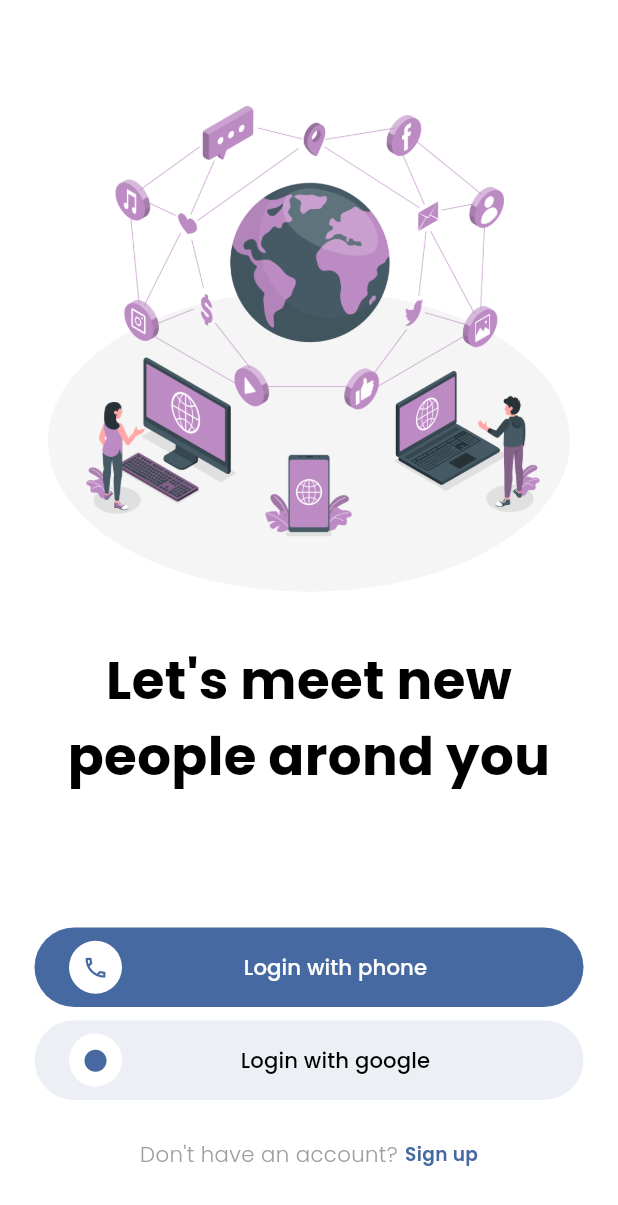
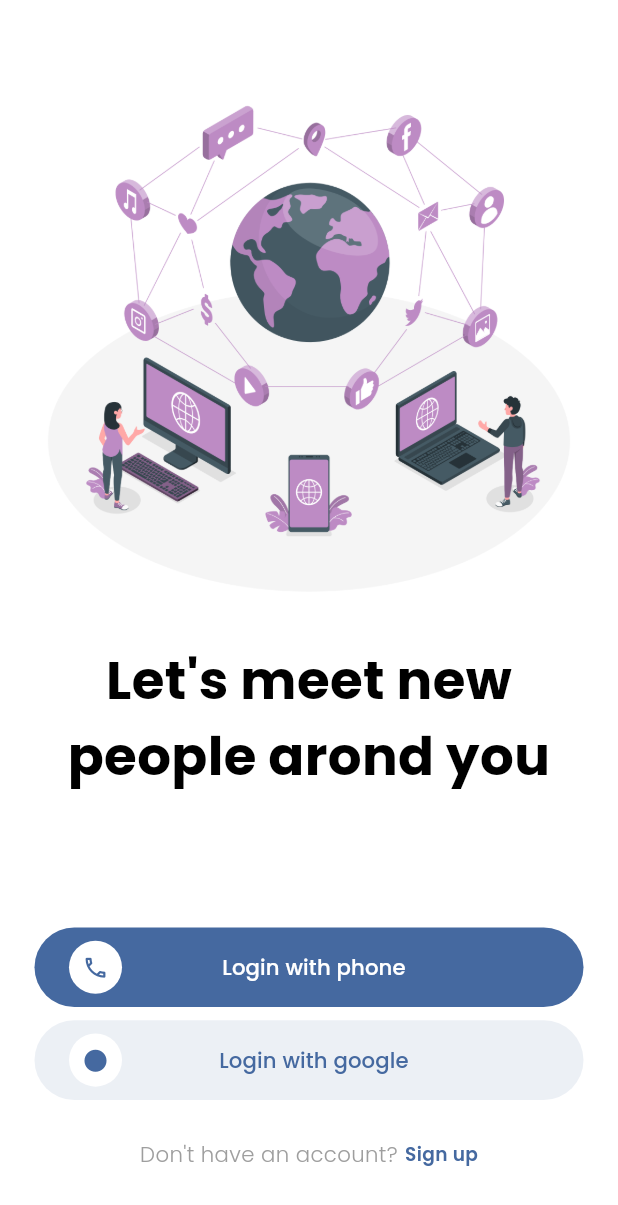
Before and after one commit to Muazzy/connectify, a Flutter app: the screen it shows after launch, on a phone screen of 412 x 824 dp. Shown: the top 1205 px of the screen. Run offline on Flutter 3.47's test engine with Material 3 defaults, Android fonts, the phone set to English and light mode, and no system bars; our stand-ins replace flutter_riverpod, flutter_screenutil, google_fonts, hexcolor; missing offline and left inert: auto_height_grid_view.

Commit message:
all set and done

```diff
--- a/lib/view/login/login_view.dart
+++ b/lib/view/login/login_view.dart
@@ -36,15 +36,19 @@ class LoginView extends StatelessWidget {
                 ),
                 SizedBox(height: 100.h),
                 MainButton(
-                  buttonText: '',
+                  fullWidth: false,
+
+                  buttonText: 'Login with phone',
                   onPressed: () {
                     viewModel.onClickLogin(context);
                   },
                   isLoading: false,
+                  width: MediaQuery.of(context).size.width - 48.w,
                   // padding: EdgeInsets.symmetric(vertical: 16.h, horizontal: 24.w),
                   // height: 65.w,
                   borderRadius: BorderRadius.circular(30.r),
                   child: Row(
+                    mainAxisAlignment: MainAxisAlignment.spaceBetween,
                     children: [
                       Container(
                         decoration: BoxDecoration(
@@ -60,37 +64,21 @@ class LoginView extends StatelessWidget {
                           size: 20.sp,
                         ),
                       ),
-                      Expanded(
-                        child: Text(
-                          'Login with phone',
-                          textAlign: TextAlign.center,
-                          style: TextStyling.medium
-                              .copyWith(color: AppColors.white),
-                        ),
+                      Text(
+                        'Login with phone',
+                        textAlign: TextAlign.center,
+                        style:
+                            TextStyling.medium.copyWith(color: AppColors.white),
                       ),
-                      Visibility(
-                        visible: false,
-                        child: Container(
-                          decoration: BoxDecoration(
-                            shape: BoxShape.circle,
-                            color: AppColors.white,
-                          ),
-                          padding: EdgeInsets.all(
-                            10.h,
-                          ),
-                          child: Icon(
-                            Icons.phone_outlined,
-                            color: AppColors.primary,
-                            size: 20.sp,
-                          ),
-                        ),
-                      ),
+                      SizedBox(width: 30.w),
                     ],
                   ),
                 ),
                 SizedBox(height: 10.h),
                 MainButton(
-                  buttonText: '',
+                  fullWidth: false,
+                  buttonText: 'Login with google',
+                  width: MediaQuery.of(context).size.width - 48.w,
                   onPressed: () {
                     viewModel.onClickLogin(context);
                   },
@@ -100,6 +88,7 @@ class LoginView extends StatelessWidget {
                   btnColor: AppColors.primary.withOpacity(0.1),
                   borderRadius: BorderRadius.circular(30.r),
                   child: Row(
+                    mainAxisAlignment: MainAxisAlignment.spaceBetween,
                     children: [
                       Container(
                         decoration: BoxDecoration(
@@ -115,30 +104,14 @@ class LoginView extends StatelessWidget {
                           size: 20.sp,
                         ),
                       ),
-                      Expanded(
-                        child: Text(
-                          'Login with google',
-                          textAlign: TextAlign.center,
-                          style: TextStyling.medium,
+                      Text(
+                        'Login with google',
+                        textAlign: TextAlign.center,
+                        style: TextStyling.medium.copyWith(
+                          color: AppColors.primary,
                         ),
                       ),
-                      Visibility(
-                        visible: false,
-                        child: Container(
-                          decoration: BoxDecoration(
-                            shape: BoxShape.circle,
-                            color: AppColors.white,
-                          ),
-                          padding: EdgeInsets.all(
-                            10.h,
-                          ),
-                          child: Icon(
-                            Icons.circle,
-                            color: AppColors.primary,
-                            size: 20.sp,
-                          ),
-                        ),
-                      ),
+                      SizedBox(width: 30.w),
                     ],
                   ),
                 ),
--- a/pubspec.yaml
+++ b/pubspec.yaml
@@ -8,22 +8,16 @@ environment:
 
 dependencies:
   auto_height_grid_view: ^1.0.0
-  connectivity_plus: ^2.3.6+1
   cupertino_icons: ^1.0.2
   flutter:
     sdk: flutter
-  flutter_cache_manager: ^3.3.0
   flutter_riverpod: ^2.3.6
   flutter_screenutil: ^5.9.3
-  fluttertoast: ^8.2.5
   google_fonts: ^4.0.4
   hexcolor: ^3.0.1
   http: ^0.13.5
-  intl: ^0.17.0
-  logging: ^1.1.0
 
 dev_dependencies:
-  change_app_package_name: ^1.2.0
   flutter_lints: ^2.0.0
   flutter_test:
     sdk: flutter
```
Also changed, not shown: pubspec.lock.
